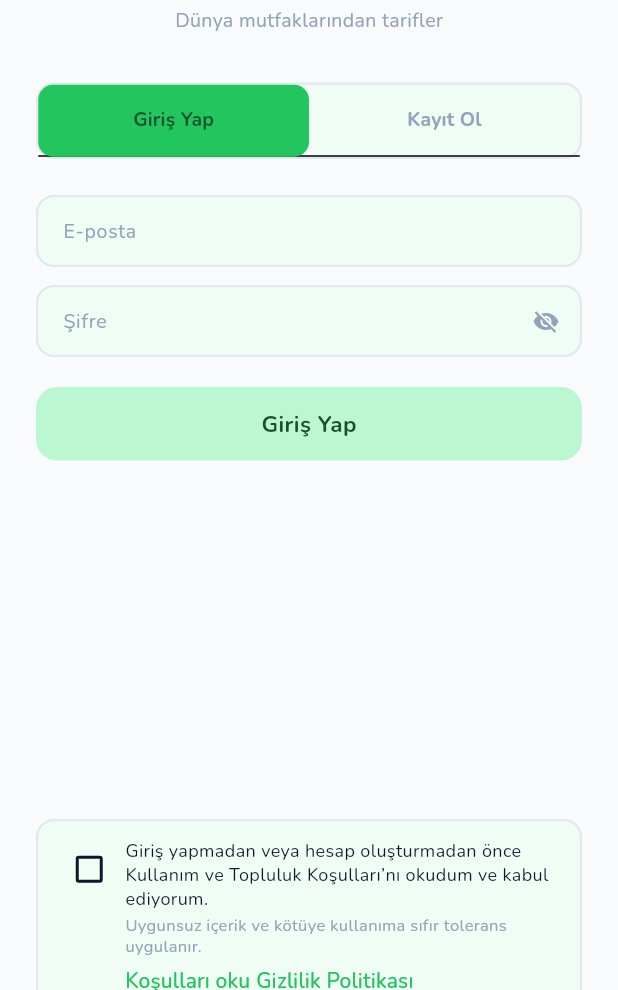
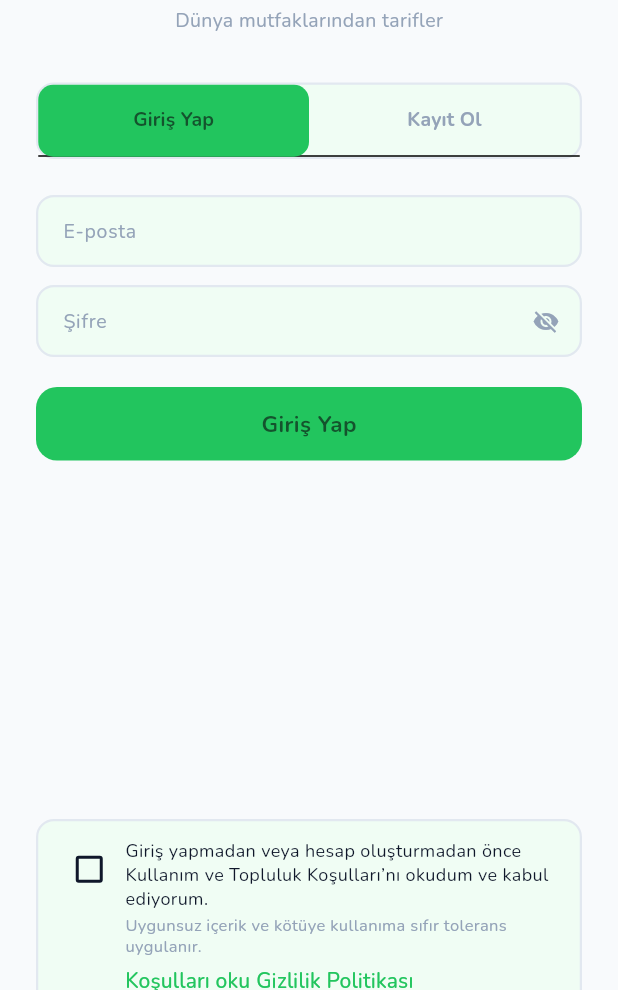
Before and after one commit to Ogulcan-Dinsever/kolay-tarifler, a Flutter app: the AuthScreen screen opened by its route, on a phone screen of 412 x 824 dp, the part 246-1236 px from its top. Run offline on Flutter 3.47's test engine with Material 3 defaults, Android fonts, the phone set to English and light mode, and no system bars; our stand-ins replace cached_network_image, cloud_firestore, firebase_auth, firebase_core, firebase_crashlytics, firebase_messaging and 12 more; missing offline and left inert: app_tracking_transparency; accounts and stored records are empty; network calls fail.

Commit message:
fix: keep auth options responsive before terms acceptance

```diff
--- a/lib/screens/auth/auth_screen.dart
+++ b/lib/screens/auth/auth_screen.dart
@@ -35,6 +35,7 @@ class _AuthScreenState extends ConsumerState<AuthScreen>
   bool _obscureLogin = true;
   bool _obscureReg = true;
   bool _termsAccepted = false;
+  bool _showTermsRequired = false;
 
   static final _termsUrl = Uri.parse(
     'https://kolaytarifler-37c45.web.app/terms',
@@ -182,10 +183,19 @@ class _AuthScreenState extends ConsumerState<AuthScreen>
 
   bool _ensureTermsAccepted() {
     if (_termsAccepted) return true;
+    setState(() => _showTermsRequired = true);
     _showError(
       'Devam etmek için Kullanım ve Topluluk Koşulları’nı kabul etmelisin.',
     );
     return false;
+  }
+
+  void _setTermsAccepted(bool value) {
+    if (_loading) return;
+    setState(() {
+      _termsAccepted = value;
+      if (value) _showTermsRequired = false;
+    });
   }
 
   Future<void> _recordTermsAcceptance() async {
@@ -355,10 +365,7 @@ class _AuthScreenState extends ConsumerState<AuthScreen>
                 (v == null || v.length < 6) ? 'En az 6 karakter' : null,
           ),
           const SizedBox(height: 20),
-          _primaryButton(
-            label: 'Giriş Yap',
-            onTap: _loading || !_termsAccepted ? null : _signIn,
-          ),
+          _primaryButton(label: 'Giriş Yap', onTap: _loading ? null : _signIn),
         ],
       ),
     );
@@ -408,10 +415,7 @@ class _AuthScreenState extends ConsumerState<AuthScreen>
                 (v == null || v.length < 6) ? 'En az 6 karakter' : null,
           ),
           const SizedBox(height: 16),
-          _primaryButton(
-            label: 'Kayıt Ol',
-            onTap: _loading || !_termsAccepted ? null : _signUp,
-          ),
+          _primaryButton(label: 'Kayıt Ol', onTap: _loading ? null : _signUp),
         ],
       ),
     );
@@ -437,14 +441,24 @@ class _AuthScreenState extends ConsumerState<AuthScreen>
     return Semantics(
       checked: _termsAccepted,
       label: 'Kullanım ve Topluluk Koşulları kabulü',
+      child: Material(
+        color: Colors.transparent,
+        child: InkWell(
+          key: const Key('terms_acceptance_card'),
+          borderRadius: BorderRadius.circular(12),
+          onTap: _loading ? null : () => _setTermsAccepted(!_termsAccepted),
           child: Container(
             padding: const EdgeInsets.fromLTRB(10, 8, 12, 10),
             decoration: BoxDecoration(
               color: context.palette.g50,
               borderRadius: BorderRadius.circular(12),
               border: Border.all(
-            color: _termsAccepted ? AppColors.primary : context.palette.border,
-            width: 1.5,
+                color: _showTermsRequired
+                    ? Colors.red.shade600
+                    : _termsAccepted
+                    ? AppColors.primary
+                    : context.palette.border,
+                width: _showTermsRequired ? 2 : 1.5,
               ),
             ),
             child: Row(
@@ -455,7 +469,7 @@ class _AuthScreenState extends ConsumerState<AuthScreen>
                   activeColor: AppColors.primary,
                   onChanged: _loading
                       ? null
-                  : (value) => setState(() => _termsAccepted = value ?? false),
+                      : (value) => _setTermsAccepted(value ?? false),
                 ),
                 Expanded(
                   child: Column(
@@ -515,6 +529,8 @@ class _AuthScreenState extends ConsumerState<AuthScreen>
               ],
             ),
           ),
+        ),
+      ),
     );
   }
 
@@ -523,7 +539,7 @@ class _AuthScreenState extends ConsumerState<AuthScreen>
     final bg = isDark ? Colors.white : Colors.black;
     final fg = isDark ? Colors.black : Colors.white;
     return GestureDetector(
-      onTap: _loading || !_termsAccepted ? null : _signInWithApple,
+      onTap: _loading ? null : _signInWithApple,
       child: Container(
         width: double.infinity,
         padding: const EdgeInsets.symmetric(vertical: 14),
@@ -552,7 +568,7 @@ class _AuthScreenState extends ConsumerState<AuthScreen>
 
   Widget _buildGoogleButton() {
     return GestureDetector(
-      onTap: _loading || !_termsAccepted ? null : _signInWithGoogle,
+      onTap: _loading ? null : _signInWithGoogle,
       child: Container(
         width: double.infinity,
         padding: const EdgeInsets.symmetric(vertical: 14),
@@ -601,7 +617,7 @@ class _AuthScreenState extends ConsumerState<AuthScreen>
 
   Widget _buildGuestButton() {
     return GestureDetector(
-      onTap: _loading || !_termsAccepted ? null : _continueAsGuest,
+      onTap: _loading ? null : _continueAsGuest,
       child: Container(
         width: double.infinity,
         padding: const EdgeInsets.symmetric(vertical: 14),
```
Also changed, not shown: 1 other file. Lines whose indentation alone changed are shown as unchanged.
